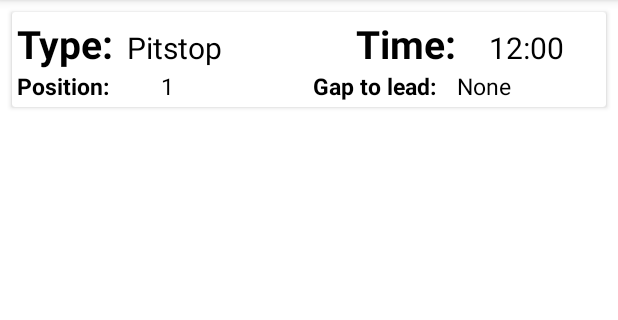
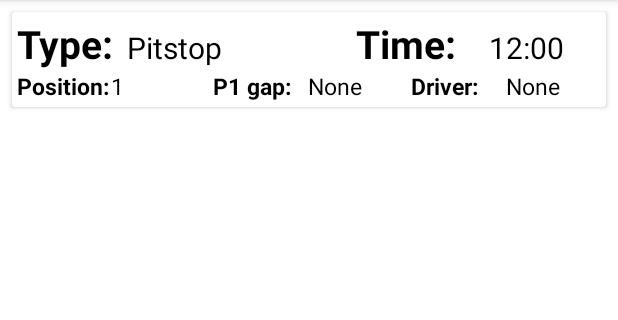
Before and after one commit to harabla/enduranceAssistant, an Android app: the raceEventRecycler screen opened directly, with no data from a screen before it, on a phone screen of 412 x 824 dp, the part 84-404 px from its top. Run offline under Robolectric (Android 15) with nearby library versions, the phone set to English and light mode, and no system bars.

Commit message:
- pushing new updates

```diff
--- a/app/src/main/res/layout/activity_race_event_recycler.xml
+++ b/app/src/main/res/layout/activity_race_event_recycler.xml
@@ -86,7 +86,27 @@
                 android:layout_height="wrap_content"
                 android:layout_weight="1"
                 android:layout_marginLeft="5dp"
-                android:text="Gap to lead:"
+                android:text="P1 gap:"
+                android:textColor="@color/black"
+                android:textSize="15dp"
+                android:textStyle="bold" />
+
+            <TextView
+                android:id="@+id/recyclerWind"
+                android:layout_width="0dp"
+                android:layout_height="wrap_content"
+                android:layout_weight="1"
+                android:text="None"
+                android:textColor="@color/black"
+                android:textSize="15dp" />
+
+            <TextView
+                android:id="@+id/recyclerWindHeader"
+                android:layout_width="0dp"
+                android:layout_height="wrap_content"
+                android:layout_weight="1"
+                android:layout_marginLeft="5dp"
+                android:text="Driver:"
                 android:textColor="@color/black"
                 android:textSize="15dp"
                 android:textStyle="bold" />
```
